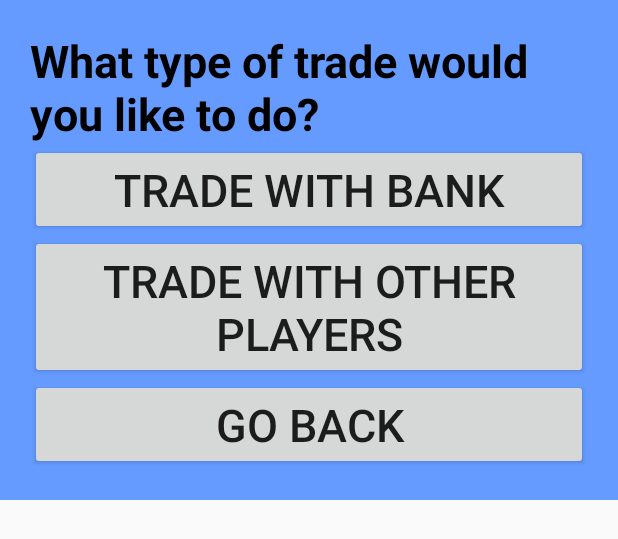
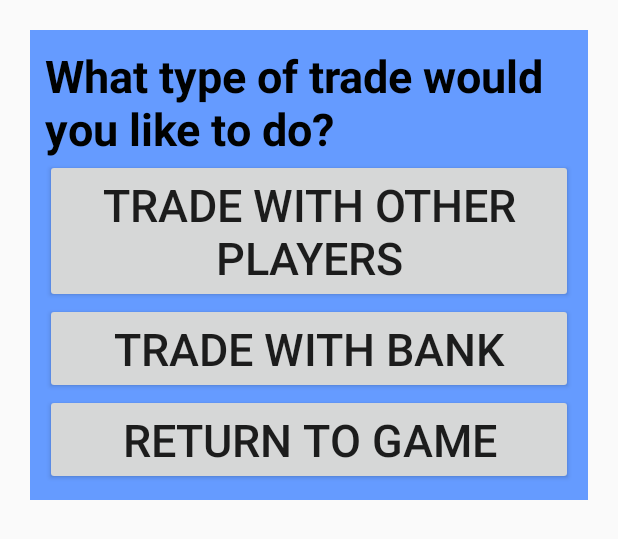
Before and after one commit to schneidm17/Catan, an Android app: the layout activity_trade_popup.xml on its own in the app's theme, with its tools: preview values and no code run, on a phone screen of 412 x 824 dp. Shown: the top 539 px of the screen. Run offline under Robolectric (Android 15) with nearby library versions, the light colour scheme and no system bars.

Commit message:
Both Menus added to popup

```diff
--- a/app/src/main/res/layout/activity_trade_popup.xml
+++ b/app/src/main/res/layout/activity_trade_popup.xml
@@ -1,47 +1,38 @@
-<RelativeLayout xmlns:android="http://schemas.android.com/apk/res/android"
-    android:layout_width="wrap_content"
-    android:layout_height="wrap_content"
-    android:orientation="vertical">
-    <LinearLayout
+<LinearLayout xmlns:android="http://schemas.android.com/apk/res/android"
     android:layout_width="wrap_content"
     android:layout_height="wrap_content"
     android:orientation="vertical"
-        android:background="#659bff">
-        >
-        <LinearLayout
+    android:background="#659bff"
+    android:layout_margin="20dp"
+    android:id="@+id/tradePopupLayout"
+    android:padding="10dp">
+    <TextView
         android:layout_width="wrap_content"
         android:layout_height="wrap_content"
-            android:orientation="vertical"
-            android:layout_margin="20dp">
-            <TextView
-                android:layout_width="fill_parent"
-                android:layout_height="wrap_content"
-                android:text="What type of trade would you like to do?"
+        android:text="@string/tradePopupTitle"
         android:id="@+id/tradePopupTitle"
         android:textSize="30sp"
         android:textColor="#000100"
         android:textStyle="bold" />
 
     <Button
+        android:id="@+id/tradeWithPlayers"
+        android:layout_width="fill_parent"
+        android:layout_height="wrap_content"
+        android:text="@string/tradeWithPlayers"
+        android:textSize="30sp" />
+
+    <Button
         android:id="@+id/tradeWithBank"
         android:layout_width="fill_parent"
         android:layout_height="wrap_content"
-                android:text="Trade With Bank"
+        android:text="@string/tradeWithBank"
         android:textSize="30sp" />
 
     <Button
-                android:id="@+id/tradeWithPlayers"
+        android:id="@+id/exitTradePopup"
         android:layout_width="fill_parent"
         android:layout_height="wrap_content"
-                android:text="Trade With Other Players"
-                android:textSize="30sp" />
-
-            <Button
-                android:id="@+id/goBack"
-                android:layout_width="fill_parent"
-                android:layout_height="wrap_content"
-                android:text="Go Back"
+        android:text="@string/returnToGame"
         android:textSize="30sp" />
 </LinearLayout>
-    </LinearLayout>
-</RelativeLayout>
--- a/app/src/main/res/values/strings.xml
+++ b/app/src/main/res/values/strings.xml
@@ -1,6 +1,8 @@
 <resources>
     <string name="app_name">Catan</string>
     <string name="action_settings">Settings</string>
+    <string name="title_activity_player_trading_screen">PlayerTradingScreen</string>
+    <string name="title_activity_bank_trading_screen">BankTradingScreen</string>
 
     <!--Strings for the main game board side menu-->
     <string name="buildRoad">Build Road</string>
@@ -16,6 +18,11 @@
     <string name="leftArrow">←</string>
     <string name="rightArrow">→</string>
 
+    <!--Strings for the trading popup-->
+    <string name="tradePopupTitle">What type of trade would you like to do?</string>
+    <string name="tradeWithBank">Trade With Bank</string>
+    <string name="tradeWithPlayers">Trade With Other Players</string>
+
     <!--Strings for the trading menus-->
     <string name="acceptButton">Accept Trade</string>
     <string name="wantToTrade">You want to trade:</string>
@@ -24,11 +31,7 @@
     <string name="player1TradeText">Player 1 will trade: Lumber</string>
     <string name="player2TradeText">Player 2 will not trade</string>
     <string name="player3TradeText">Player 3 will trade: Ore</string>
-    <string name="title_activity_trading">Trading</string>
-
-    <string name="hello_world">Hello world!</string>
-    <string name="title_activity_trade_popup">TradePopup</string>
-
+    <string name="makeTrade">Trade with Bank</string>
 
 
 </resources>
```
Also changed, not shown: app/src/main/AndroidManifest.xml (+6 -2 lines), app/src/main/java/edu/up/cs301/catan/BankTradingScreen.java (added, +61 -0 lines), app/src/main/java/edu/up/cs301/catan/MainActivity.java (+16 -15 lines), app/src/main/res/layout/activity_bank_trading_screen.xml (added, +134 -0 lines), app/src/main/res/menu/menu_bank_trading_screen.xml (added, +7 -0 lines), app/src/main/res/values/colors.xml (added, +8 -0 lines). Lines whose indentation alone changed are shown as unchanged.
